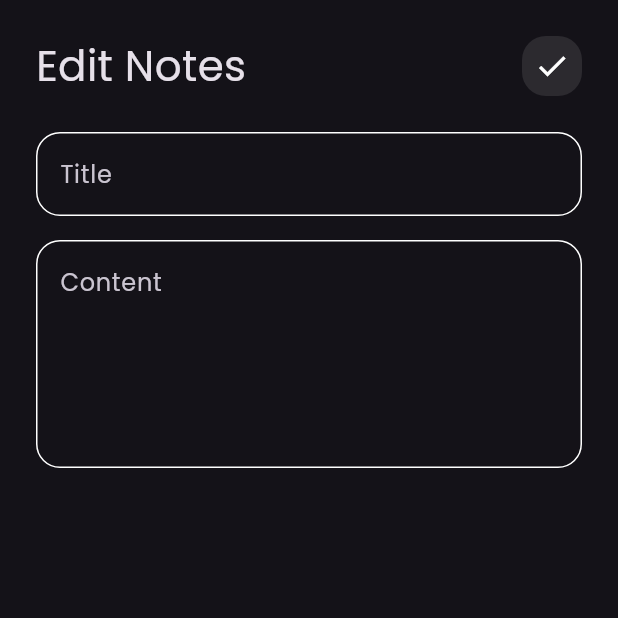
After one commit to Abdelrahmanmagdy19/note_app, a Flutter app: the screen it shows after launch, after a tap on "Fluuter Tips", on a phone screen of 412 x 824 dp, the top half of it. The commit adds this screen. Run offline on Flutter 3.47's test engine with Material 3 defaults, Android fonts, the phone set to English and light mode, and no system bars.

Commit message:
create eidt note view

```diff
--- a/lib/main.dart
+++ b/lib/main.dart
@@ -11,6 +11,7 @@ class NotesApp extends StatelessWidget {
   @override
   Widget build(BuildContext context) {
     return MaterialApp(
+      debugShowCheckedModeBanner: false,
       theme: ThemeData(
         brightness: Brightness.dark,
         fontFamily: 'Poppins-Regular',
--- /dev/null
+++ b/lib/views/edit_note_view.dart
@@ -0,0 +1,13 @@
+import 'package:flutter/material.dart';
+import 'package:notes_app/widgets/edit_note_view_body.dart';
+
+class EditNoteView extends StatelessWidget {
+  const EditNoteView({super.key});
+
+  @override
+  Widget build(BuildContext context) {
+    return Scaffold(
+      body: EditNoteViewBody(),
+    );
+  }
+}
--- a/lib/widgets/add_note_bottom_sheet.dart
+++ b/lib/widgets/add_note_bottom_sheet.dart
@@ -1,5 +1,4 @@
 import 'package:flutter/material.dart';
-import 'package:notes_app/constants/constants.dart';
 import 'package:notes_app/widgets/custom_bottom.dart';
 import 'package:notes_app/widgets/custom_text_field.dart';
 
@@ -19,7 +18,7 @@ class AddNoteBottomSheet extends StatelessWidget {
             ),
             SizedBox(height: 16),
             CustomTextField(
-              hintText: 'Contant',
+              hintText: 'Contثnt',
               maxLines: 5,
             ),
             SizedBox(height: 32),
--- a/lib/widgets/cusotm_icon.dart
+++ b/lib/widgets/cusotm_icon.dart
@@ -1,8 +1,8 @@
 import 'package:flutter/material.dart';
 
 class CustomSearchIcon extends StatelessWidget {
-  const CustomSearchIcon({super.key});
-
+  const CustomSearchIcon({super.key, required this.icon});
+  final Icon icon;
   @override
   Widget build(BuildContext context) {
     return Container(
@@ -12,7 +12,7 @@ class CustomSearchIcon extends StatelessWidget {
         color: Colors.white.withValues(alpha: .1),
         borderRadius: BorderRadius.circular(16),
       ),
-      child: const Icon(Icons.search),
+      child: icon,
     );
   }
 }
--- a/lib/widgets/custom_app_bar.dart
+++ b/lib/widgets/custom_app_bar.dart
@@ -2,20 +2,23 @@ import 'package:flutter/material.dart';
 import 'package:notes_app/widgets/cusotm_icon.dart';
 
 class CustomAppBar extends StatelessWidget {
-  const CustomAppBar({super.key});
-
+  const CustomAppBar({super.key, required this.text, required this.icon});
+  final String text;
+  final Icon icon;
   @override
   Widget build(BuildContext context) {
     return Row(
       children: [
-        const Text(
-          'Notes',
+        Text(
+          text,
           style: TextStyle(
             fontSize: 28,
           ),
         ),
         Spacer(),
-        CustomSearchIcon()
+        CustomSearchIcon(
+          icon: icon,
+        )
       ],
     );
   }
--- a/lib/widgets/custom_note_item.dart
+++ b/lib/widgets/custom_note_item.dart
@@ -1,4 +1,5 @@
 import 'package:flutter/material.dart';
+import 'package:notes_app/views/edit_note_view.dart';
 
 class NoteItem extends StatelessWidget {
   const NoteItem({super.key});
@@ -7,6 +8,14 @@ class NoteItem extends StatelessWidget {
   Widget build(BuildContext context) {
     return Padding(
       padding: const EdgeInsets.symmetric(vertical: 10),
+      child: GestureDetector(
+        onTap: () {
+          Navigator.push(context, MaterialPageRoute(
+            builder: (context) {
+              return EditNoteView();
+            },
+          ));
+        },
         child: Container(
           padding: EdgeInsets.only(
             top: 20,
@@ -61,6 +70,7 @@ class NoteItem extends StatelessWidget {
             ],
           ),
         ),
+      ),
     );
   }
 }
--- /dev/null
+++ b/lib/widgets/edit_note_view_body.dart
@@ -0,0 +1,29 @@
+import 'package:flutter/material.dart';
+import 'package:notes_app/widgets/custom_app_bar.dart';
+import 'package:notes_app/widgets/custom_text_field.dart';
+
+class EditNoteViewBody extends StatelessWidget {
+  const EditNoteViewBody({super.key});
+
+  @override
+  Widget build(BuildContext context) {
+    return Scaffold(
+      body: Padding(
+        padding: const EdgeInsets.symmetric(horizontal: 24),
+        child: Column(
+          children: [
+            SizedBox(height: 24),
+            CustomAppBar(
+              text: 'Edit Notes',
+              icon: Icon(Icons.check),
+            ),
+            SizedBox(height: 24),
+            CustomTextField(hintText: 'Title'),
+            SizedBox(height: 16),
+            CustomTextField(hintText: 'Content', maxLines: 5),
+          ],
+        ),
+      ),
+    );
+  }
+}
--- a/lib/widgets/notes_view_body.dart
+++ b/lib/widgets/notes_view_body.dart
@@ -13,7 +13,10 @@ class NotesViewBody extends StatelessWidget {
         child: Column(
           children: [
             SizedBox(height: 25),
-            CustomAppBar(),
+            CustomAppBar(
+              text: 'Notes',
+              icon: Icon(Icons.search),
+            ),
             Expanded(child: NotesListView()),
           ],
         ),
```
Lines whose indentation alone changed are shown as unchanged.
